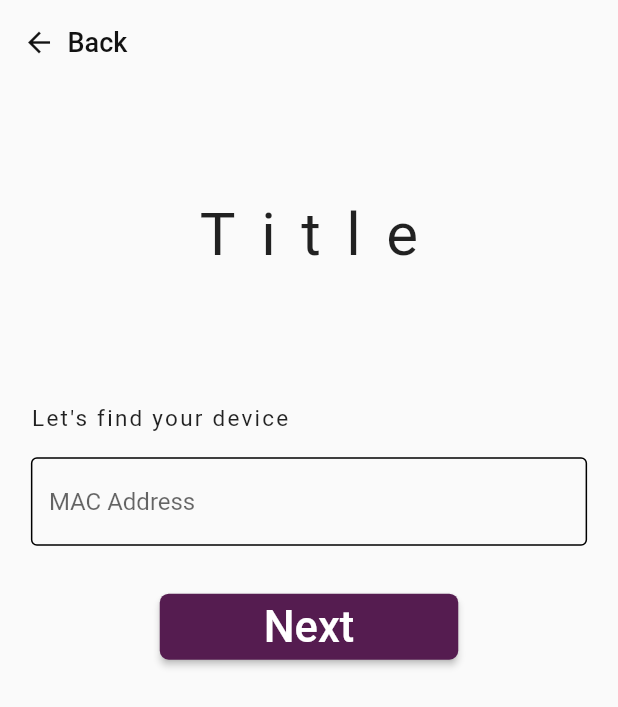
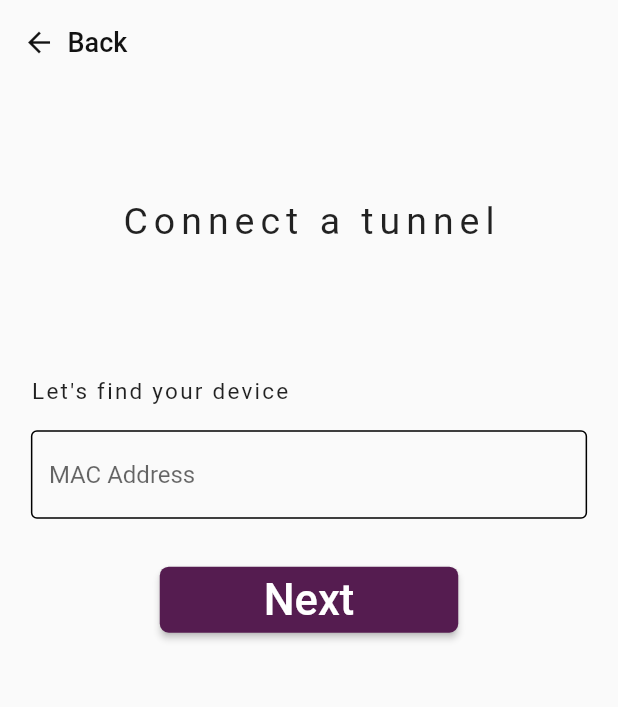
Before and after one commit to kaloyanpepelyashki/OHMIO_application_production, a Flutter app: the RetreiveTunnelMACPage screen opened by its route, on a phone screen of 412 x 824 dp. Shown: the top 707 px of the screen. Run offline on Flutter 3.47's test engine with Material 2 defaults, Android fonts, the phone set to English and light mode, and no system bars; our stand-ins replace go_router, supabase_flutter, timezone; missing offline and left inert: dart_either; accounts and stored records are empty.

Commit message:
something small

```diff
--- a/lib/pages/binary_encoder_page.dart
+++ b/lib/pages/binary_encoder_page.dart
@@ -31,7 +31,7 @@ class BlinkerInputState extends State<BlinkerInput> {
     //Iterates through each of the characters of the binary value
     for (var i = 0; i < binaryValue.length; i++) {
       var char = binaryValue[i];
-      await Future.delayed(const Duration(milliseconds: 80));
+      await Future.delayed(const Duration(milliseconds: 20));
 
       //Sets the state of the widget
       setState(() {
--- a/lib/pages/onboarding_page.dart
+++ b/lib/pages/onboarding_page.dart
@@ -40,7 +40,7 @@ class OnBoardingPage extends StatelessWidget {
                         style: ElevatedButton.styleFrom(
                             padding: const EdgeInsets.fromLTRB(30, 7, 30, 7)),
                         onPressed: () {
-                          context.push('/blinkerPage');
+                          context.push('/binaryEncoderPage');
                         },
                         child: const Text('Blinker',
                             style: TextStyle(fontSize: 30)),
--- a/lib/pages/retreive_tunnel_MAC_page.dart
+++ b/lib/pages/retreive_tunnel_MAC_page.dart
@@ -1,4 +1,5 @@
 import 'package:flutter/material.dart';
+import 'package:go_router/go_router.dart';
 
 import '../components/elevated_button_component.dart';
 import '../components/inputField_with_heading.dart';
@@ -14,6 +15,10 @@ class RetreiveTunnelMACPage extends StatefulWidget {
 class _RetreiveTunnelMACPageState extends State<RetreiveTunnelMACPage> {
   final TextEditingController _macAddressController = TextEditingController();
 
+  void proceedProcess() {
+    GoRouter.of(context).go("/");
+  }
+
   @override
   Widget build(BuildContext context) {
     return Scaffold(
@@ -24,10 +29,14 @@ class _RetreiveTunnelMACPageState extends State<RetreiveTunnelMACPage> {
                 heightFactor: 0.8,
                 child: Column(
                   children: [
-                    const Text(
-                      "Title",
-                      style: TextStyle(fontSize: 40, letterSpacing: 17),
-                    ),
+                    const Column(
+                        crossAxisAlignment: CrossAxisAlignment.start,
+                        children: [
+                          Text(
+                            "Connect a tunnel",
+                            style: TextStyle(fontSize: 25, letterSpacing: 4),
+                          )
+                        ]),
                     Container(
                         margin: const EdgeInsets.fromLTRB(0, 70, 0, 10),
                         child: Column(children: [
```
Also changed, not shown: flutter_01.png (added).
